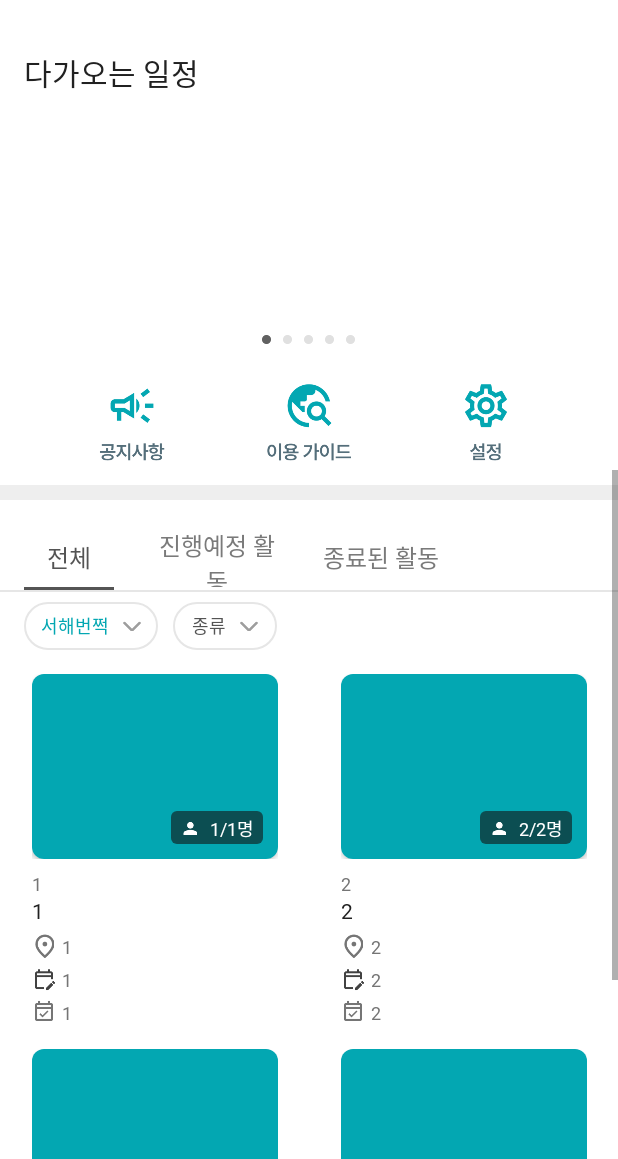
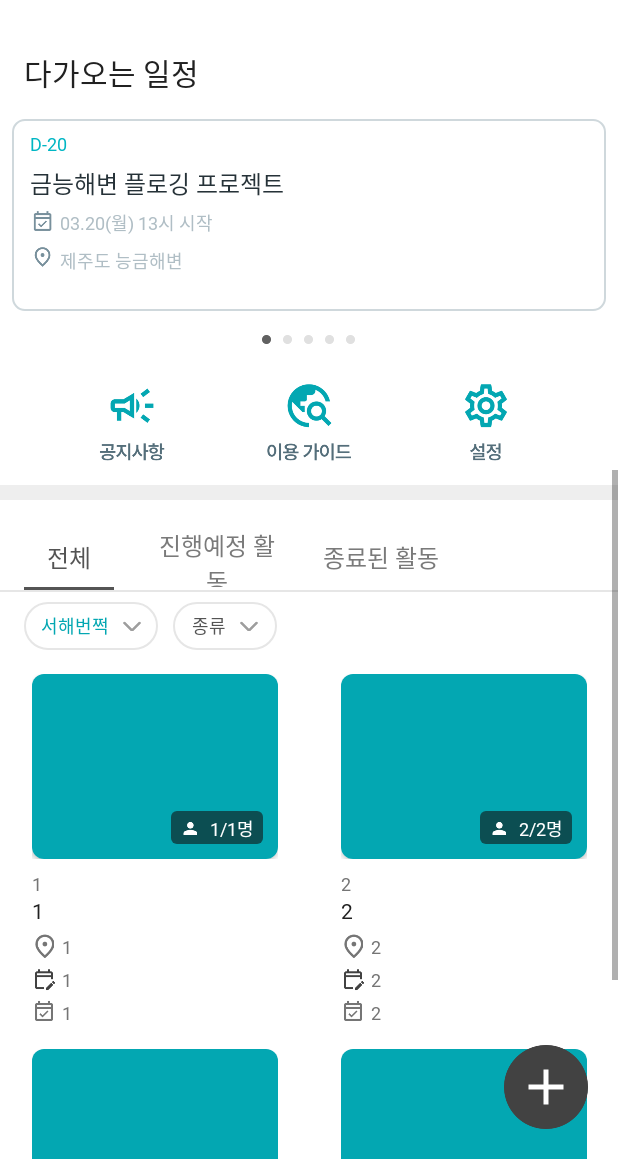
Before and after one commit to jayyaj12/OceanKeeper-Android, an Android app: the fragment MainFragment shown on its own in the app's theme, on a phone screen of 412 x 824 dp, the part 77-1236 px from its top. Run offline under Robolectric (Android 15) with nearby library versions, the phone set to English and light mode, and no system bars; our stand-ins replace Dagger/Hilt's generated code, Timber, data binding; pictures from the network do not load.

Commit message:
메인 페이지 슬라이드(Viewpager2) 기능 개발 완료 (서버 연동 필요)

```diff
--- a/app/src/main/java/com/letspl/oceankepper/data/dto/ActivityDto.kt
+++ b/app/src/main/java/com/letspl/oceankepper/data/dto/ActivityDto.kt
@@ -1,6 +1,15 @@
 package com.letspl.oceankepper.data.dto
 
 
+// 메인 페이지 자동 슬라이드 다가오는 일정 영역 아이템 dto
+data class ComingScheduleItem(
+    val date: Int,
+    val title: String,
+    val startDate: String,
+    val location: String
+)
+
+// 메인 페이지 활동 아이템 dto
 data class ActivityInfo(
     val thumbnailUrl: String,
     val nickname: String,
--- a/app/src/main/java/com/letspl/oceankepper/data/dto/LoginDto.kt
+++ b/app/src/main/java/com/letspl/oceankepper/data/dto/LoginDto.kt
@@ -37,6 +37,12 @@ data class LoginBody(
     val providerId: String
 )
 
+
+@kotlinx.serialization.Serializable
+data class LoginResponseDto(
+    val response: LoginUserResponseDto
+)
+
 @kotlinx.serialization.Serializable
 data class LoginUserResponseDto(
     val token: LoginUserResponseTokenDto,
--- a/app/src/main/java/com/letspl/oceankepper/data/network/ApiService.kt
+++ b/app/src/main/java/com/letspl/oceankepper/data/network/ApiService.kt
@@ -46,7 +46,7 @@ interface ApiService {
     @POST("auth/login")
     suspend fun loginUser(
         @Body loginBody: LoginBody
-    ): Response<LoginUserResponseDto>
+    ): Response<LoginResponseDto>
 
     // 회원가입
     @POST("auth/signup")
--- a/app/src/main/java/com/letspl/oceankepper/data/repository/LoginRepository.kt
+++ b/app/src/main/java/com/letspl/oceankepper/data/repository/LoginRepository.kt
@@ -1,6 +1,7 @@
 package com.letspl.oceankepper.data.repository
 
 import com.letspl.oceankepper.data.dto.LoginDto
+import com.letspl.oceankepper.data.dto.LoginResponseDto
 import com.letspl.oceankepper.data.dto.LoginUserResponseDto
 import com.letspl.oceankepper.data.dto.NaverLoginDto
 import retrofit2.Response
@@ -11,5 +12,5 @@ interface LoginRepository {
     suspend fun getNaverUserInfo(token: String): Response<NaverLoginDto>
 
     // 계정 로그인
-    suspend fun loginUser(deviceToken: String, provider: String, providerId: String): Response<LoginUserResponseDto>
+    suspend fun loginUser(deviceToken: String, provider: String, providerId: String): Response<LoginResponseDto>
 }
--- a/app/src/main/java/com/letspl/oceankepper/data/repository/LoginRepositoryImpl.kt
+++ b/app/src/main/java/com/letspl/oceankepper/data/repository/LoginRepositoryImpl.kt
@@ -1,6 +1,7 @@
 package com.letspl.oceankepper.data.repository
 
 import com.letspl.oceankepper.data.dto.LoginBody
+import com.letspl.oceankepper.data.dto.LoginResponseDto
 import com.letspl.oceankepper.data.dto.LoginUserResponseDto
 import com.letspl.oceankepper.data.dto.NaverLoginDto
 import com.letspl.oceankepper.data.network.ApiService
@@ -18,7 +19,7 @@ class LoginRepositoryImpl @Inject constructor(@ApiModule.NaverRetrofit private v
         deviceToken: String,
         provider: String,
         providerId: String
-    ): Response<LoginUserResponseDto> {
+    ): Response<LoginResponseDto> {
         return oceanApiService.loginUser(LoginBody(
             deviceToken, provider, providerId
         ))
--- /dev/null
+++ b/app/src/main/java/com/letspl/oceankepper/ui/adapter/MainComingScheduleAdapter.kt
@@ -0,0 +1,43 @@
+package com.letspl.oceankepper.ui.adapter
+
+import android.content.Context
+import android.view.LayoutInflater
+import android.view.ViewGroup
+import androidx.recyclerview.widget.RecyclerView
+import com.letspl.oceankepper.data.dto.ComingScheduleItem
+import com.letspl.oceankepper.databinding.ViewpagerItemComingScheduleBinding
+
+class MainComingScheduleAdapter(private val item: ArrayList<ComingScheduleItem>) :
+    RecyclerView.Adapter<MainComingScheduleAdapter.ComingScheduleViewPagerHolder>() {
+
+    class ComingScheduleViewPagerHolder(private val binding: ViewpagerItemComingScheduleBinding) :
+        RecyclerView.ViewHolder(binding.root) {
+        fun onBind(item: ComingScheduleItem) {
+            binding.comingDateTv.text = "D-${item.date}" // 다가오는 남은 Dday
+            binding.titleTv.text = item.title // 제목
+            binding.startTimeTv.text = item.startDate // 시작 시간
+            binding.locationTv.text = item.location // 위치
+        }
+    }
+
+    override fun onCreateViewHolder(
+        parent: ViewGroup, viewType: Int
+    ): ComingScheduleViewPagerHolder {
+        return ComingScheduleViewPagerHolder(
+            ViewpagerItemComingScheduleBinding.inflate(
+                LayoutInflater.from(
+                    parent.context
+                ), parent, false
+            )
+        )
+    }
+
+    override fun onBindViewHolder(holder: ComingScheduleViewPagerHolder, position: Int) {
+        holder.onBind(item[position])
+    }
+
+    override fun getItemCount(): Int {
+        return item.size
+    }
+
+}
--- a/app/src/main/java/com/letspl/oceankepper/ui/view/MainFragment.kt
+++ b/app/src/main/java/com/letspl/oceankepper/ui/view/MainFragment.kt
@@ -1,5 +1,6 @@
 package com.letspl.oceankepper.ui.view
 
+import MarginItemDecoration
 import android.os.Bundle
 import android.view.LayoutInflater
 import android.view.View
@@ -7,9 +8,12 @@ import android.view.ViewGroup
 import androidx.fragment.app.Fragment
 import androidx.recyclerview.widget.GridLayoutManager
 import androidx.recyclerview.widget.RecyclerView
+import androidx.viewpager2.widget.ViewPager2
 import com.letspl.oceankepper.data.dto.ActivityInfo
+import com.letspl.oceankepper.data.dto.ComingScheduleItem
 import com.letspl.oceankepper.databinding.FragmentMainBinding
 import com.letspl.oceankepper.ui.adapter.MainActivityListAdapter
+import com.letspl.oceankepper.ui.adapter.MainComingScheduleAdapter
 import dagger.hilt.android.AndroidEntryPoint
 import timber.log.Timber
 
@@ -39,14 +43,48 @@ class MainFragment: Fragment(), BaseActivity.OnBackPressedListener {
         super.onViewCreated(view, savedInstanceState)
 
         setUpViewModelObservers()
+        setupViewPager2()
         setupRecyclerview()
     }
 
     // viewModel 옵저버 세팅
     private fun setUpViewModelObservers() {
-
     }
 
+    // 자동 슬라이드 구현(viewpager2)
+    private fun setupViewPager2() {
+        val list = arrayListOf<ComingScheduleItem>()
+        list.add(ComingScheduleItem(20, "금능해변 플로깅 프로젝트", "03.20(월) 13시 시작", "제주도 능금해변"))
+        list.add(ComingScheduleItem(20, "금능해변 플로깅 프로젝트", "03.20(월) 13시 시작", "제주도 능금해변"))
+        list.add(ComingScheduleItem(20, "금능해변 플로깅 프로젝트", "03.20(월) 13시 시작", "제주도 능금해변"))
+        list.add(ComingScheduleItem(20, "금능해변 플로깅 프로젝트", "03.20(월) 13시 시작", "제주도 능금해변"))
+        list.add(ComingScheduleItem(20, "금능해변 플로깅 프로젝트", "03.20(월) 13시 시작", "제주도 능금해변"))
+
+        binding.scheduleViewPager.apply {
+            clipToPadding = false
+            clipChildren = false
+            adapter = MainComingScheduleAdapter(list)
+            addItemDecoration(
+                // 슬라이드간 마진 간격
+                MarginItemDecoration(17)
+            )
+            registerOnPageChangeCallback(object: ViewPager2.OnPageChangeCallback(){
+                override fun onPageSelected(position: Int) {
+                    super.onPageSelected(position)
+
+                    // 몇번째께 선택됐냐에 따라 다름
+                }
+            })
+        }
+    }
+
+    private fun mainViewChangeEvent(){
+        viewPager.registerOnPageChangeCallback(object: ViewPager2.OnPageChangeCallback(){
+            override fun onPageSelected(position: Int) {
+                content_text.text = textList[position]
+            }
+        })
+    }
 
     fun isRecyclerViewAtBottom(recyclerView: RecyclerView): Boolean {
         val layoutManager = recyclerView.layoutManager as GridLayoutManager ?: return false
--- a/app/src/main/java/com/letspl/oceankepper/ui/viewmodel/LoginViewModel.kt
+++ b/app/src/main/java/com/letspl/oceankepper/ui/viewmodel/LoginViewModel.kt
@@ -72,12 +72,12 @@ class LoginViewModel @Inject constructor(private val loginRepositoryImpl: LoginR
             )
 
             if(data.body() != null) {
-                UserModel.userInfo.token.accessToken = data.body()?.token?.accessToken.toString()
-                UserModel.userInfo.token.accessTokenExpiresIn = data.body()?.token?.accessTokenExpiresIn.toString()
-                UserModel.userInfo.token.grantType = data.body()?.token?.grantType.toString()
-                UserModel.userInfo.token.refreshToken = data.body()?.token?.refreshToken.toString()
-                UserModel.userInfo.user.id = data.body()?.user?.id.toString()
-                UserModel.userInfo.user.nickname = data.body()?.user?.nickname.toString()
+                UserModel.userInfo.token.accessToken = data.body()?.response?.token?.accessToken.toString()
+                UserModel.userInfo.token.accessTokenExpiresIn = data.body()?.response?.token?.accessTokenExpiresIn.toString()
+                UserModel.userInfo.token.grantType = data.body()?.response?.token?.grantType.toString()
+                UserModel.userInfo.token.refreshToken = data.body()?.response?.token?.refreshToken.toString()
+                UserModel.userInfo.user.id = data.body()?.response?.user?.id.toString()
+                UserModel.userInfo.user.nickname = data.body()?.response?.user?.nickname.toString()
             }
 
             Timber.e("data.isSuccessful ${data.isSuccessful}")
--- /dev/null
+++ b/app/src/main/java/com/letspl/oceankepper/util/MarginItemDecoration.kt
@@ -0,0 +1,25 @@
+import android.content.Context
+import android.graphics.Rect
+import android.view.View
+import androidx.recyclerview.widget.RecyclerView
+import androidx.viewpager2.widget.MarginPageTransformer
+
+class MarginItemDecoration(private val marginPx: Int) : RecyclerView.ItemDecoration() {
+
+    override fun getItemOffsets(outRect: Rect, view: View, parent: RecyclerView, state: RecyclerView.State) {
+        super.getItemOffsets(outRect, view, parent, state)
+
+        val position = parent.getChildAdapterPosition(view)
+        val itemCount = state.itemCount
+
+        // 첫 번째 아이템을 제외하고 모든 아이템에 왼쪽 마진 적용
+        if (position != 0) {
+            outRect.left = marginPx
+        }
+
+        // 마지막 아이템을 제외하고 모든 아이템에 오른쪽 마진 적용
+        if (position != itemCount - 1) {
+            outRect.right = marginPx
+        }
+    }
+}
--- /dev/null
+++ b/app/src/main/res/drawable/custom_radius8_solid_white_stroke_bg100.xml
@@ -0,0 +1,10 @@
+<?xml version="1.0" encoding="utf-8"?>
+<selector xmlns:android="http://schemas.android.com/apk/res/android">
+    <item>
+        <shape>
+            <solid android:color="@color/white"/>
+            <stroke android:width="1dp" android:color="@color/blue_grayscale_bg100"/>
+            <corners android:radius="8dp"/>
+        </shape>
+    </item>
+</selector>
--- a/app/src/main/res/layout/fragment_main.xml
+++ b/app/src/main/res/layout/fragment_main.xml
@@ -318,5 +318,19 @@
             </androidx.constraintlayout.widget.ConstraintLayout>
         </ScrollView>
 
+        <ImageView
+            android:layout_width="56dp"
+            android:layout_height="56dp"
+            android:background="@drawable/add_activity_icon"
+            app:layout_constraintEnd_toEndOf="parent"
+            android:layout_marginBottom="20dp"
+            android:text="+"
+            android:gravity="top|center"
+            android:textSize="50dp"
+            android:paddingBottom="20dp"
+            android:textColor="#ffffff"
+            android:layout_marginEnd="20dp"
+            app:layout_constraintBottom_toBottomOf="parent"/>
+
     </androidx.constraintlayout.widget.ConstraintLayout>
 </layout>
--- a/app/src/main/res/layout/item_main_activity.xml
+++ b/app/src/main/res/layout/item_main_activity.xml
@@ -73,6 +73,7 @@
         android:gravity="left|center"
         android:text="디프타 제주"
         android:textColor="@color/gray_scale_g600"
+        android:maxLines="1"
         android:textSize="12dp"
         app:layout_constraintEnd_toEndOf="@id/thumbnail_ll"
         app:layout_constraintStart_toStartOf="@id/thumbnail_ll"
@@ -84,6 +85,7 @@
         android:layout_height="wrap_content"
         android:ellipsize="end"
         android:fontFamily="@font/pretendard_bold"
+        android:maxLines="2"
         android:gravity="left|center"
         android:text="금능해변 플로깅 플젝트\n제목은두줄"
         android:textColor="@color/gray_scale_g900"
@@ -106,6 +108,7 @@
         android:layout_width="0dp"
         android:layout_height="wrap_content"
         android:layout_marginStart="4dp"
+        android:maxLines="1"
         android:ellipsize="end"
         android:fontFamily="@font/pretendard_light"
         android:text="제주도 능금해변"
--- /dev/null
+++ b/app/src/main/res/layout/viewpager_item_coming_schedule.xml
@@ -0,0 +1,91 @@
+<?xml version="1.0" encoding="utf-8"?>
+<layout xmlns:android="http://schemas.android.com/apk/res/android"
+    xmlns:app="http://schemas.android.com/apk/res-auto">
+
+    <androidx.constraintlayout.widget.ConstraintLayout
+        android:layout_width="match_parent"
+        android:layout_height="match_parent"
+        android:background="@drawable/custom_radius8_solid_white_stroke_bg100">
+
+        <TextView
+            android:layout_width="wrap_content"
+            android:layout_height="wrap_content"
+            android:text="D-11"
+            android:fontFamily="@font/pretendard_bold"
+            android:textColor="@color/primary_color_p500"
+            android:textSize="12dp"
+            app:layout_constraintStart_toStartOf="parent"
+            app:layout_constraintTop_toTopOf="parent"
+            android:layout_marginStart="12dp"
+            android:id="@+id/coming_date_tv"
+            android:layout_marginTop="8dp"/>
+
+        <TextView
+            android:layout_width="wrap_content"
+            android:layout_height="wrap_content"
+            android:text="asdasd\nadasd"
+            android:id="@+id/title_tv"
+            android:ellipsize="end"
+            android:maxLines="2"
+            android:textColor="@color/blue_grayscale_bg900"
+            android:textSize="16dp"
+            android:fontFamily="@font/pretendard_bold"
+            app:layout_constraintTop_toBottomOf="@id/coming_date_tv"
+            app:layout_constraintStart_toStartOf="@id/coming_date_tv"
+            android:layout_marginTop="6dp"/>
+
+        <ImageView
+            android:layout_width="16dp"
+            android:layout_height="16dp"
+            android:src="@drawable/calendar_icon3"
+            app:layout_constraintStart_toStartOf="@id/coming_date_tv"
+            app:layout_constraintTop_toBottomOf="@id/title_tv"
+            android:layout_marginTop="6dp"
+            android:id="@+id/calendar_iv"/>
+
+        <TextView
+            android:layout_width="wrap_content"
+            android:layout_height="0dp"
+            android:text="03.20(월) 13시 시작"
+            android:textSize="12dp"
+            android:textColor="@color/blue_grayscale_bg200"
+            android:gravity="center"
+            android:fontFamily="@font/pretendard_light"
+            android:id="@+id/start_time_tv"
+            app:layout_constraintTop_toBottomOf="@id/title_tv"
+            android:layout_marginTop="5dp"
+            app:layout_constraintStart_toEndOf="@id/calendar_iv"
+            android:layout_marginStart="4dp"/>
+
+        <ImageView
+            android:layout_width="16dp"
+            android:layout_height="16dp"
+            android:src="@drawable/location_icon3"
+            app:layout_constraintStart_toStartOf="@id/coming_date_tv"
+            app:layout_constraintTop_toBottomOf="@id/calendar_iv"
+            android:layout_marginTop="7dp"
+            android:id="@+id/location_iv"/>
+
+        <TextView
+            android:layout_width="wrap_content"
+            android:layout_height="0dp"
+            android:text="제주도 금능해변"
+            android:textSize="12dp"
+            android:textColor="@color/blue_grayscale_bg200"
+            android:gravity="center"
+            android:ellipsize="end"
+            android:fontFamily="@font/pretendard_light"
+            android:id="@+id/location_tv"
+            app:layout_constraintTop_toBottomOf="@id/start_time_tv"
+            android:layout_marginTop="7dp"
+            app:layout_constraintStart_toEndOf="@id/calendar_iv"
+            android:layout_marginStart="4dp"/>
+
+
+
+
+
+    </androidx.constraintlayout.widget.ConstraintLayout>
+
+
+</layout>
--- a/app/src/main/res/values/colors.xml
+++ b/app/src/main/res/values/colors.xml
@@ -11,6 +11,7 @@
     <color name="color_03c75a">#03c75A</color>
     <color name="color_fae100">#FAE100</color>
     <color name="gray_scale_g900">#212121</color>
+    <color name="gray_scale_g800">#424242</color>
     <color name="gray_scale_g500">#9E9E9E</color>
     <color name="gray_scale_g600">#757575</color>
     <color name="gray_scale_g200">#EEEEEE</color>
@@ -27,4 +28,5 @@
     <color name="blue_grayscale_bg300">#90A4AE</color>
     <color name="blue_grayscale_bg400">#78909C</color>
     <color name="blue_grayscale_bg700">#455a64</color>
+    <color name="blue_grayscale_bg900">#263238</color>
 </resources>
```
Also changed, not shown: app/src/main/res/drawable/add_activity_icon.png (added), app/src/main/res/drawable/calendar_icon3.png (added), app/src/main/res/drawable/location_icon3.png (added).
